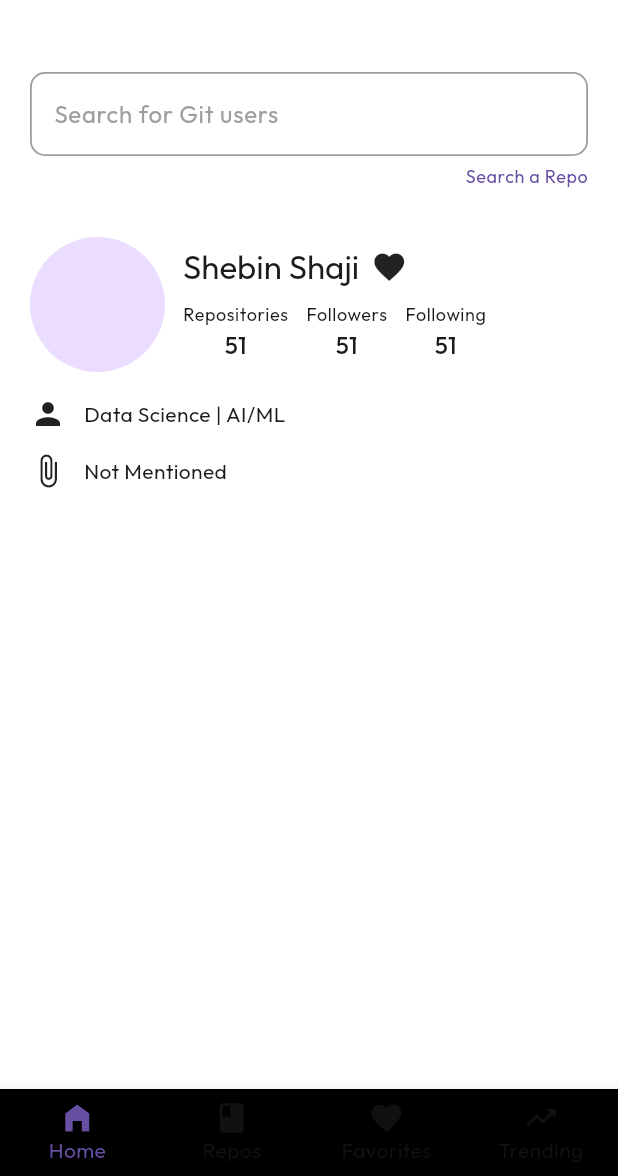
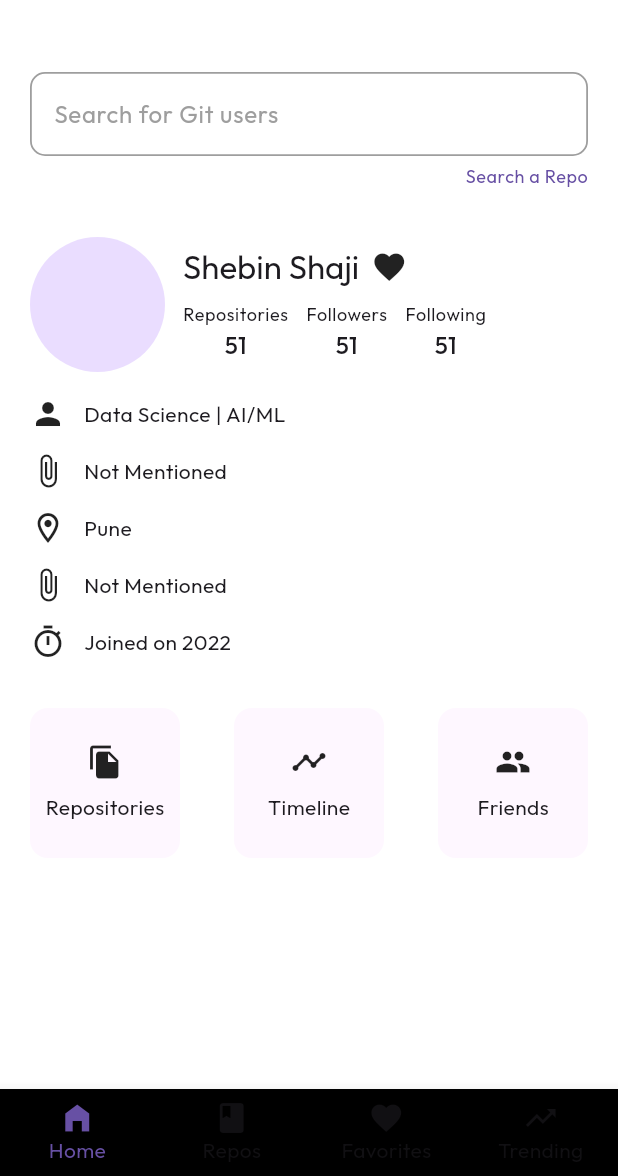
Before and after one commit to Shebin-shaji/gitspot, a Flutter app: the screen it shows after launch, on a phone screen of 412 x 824 dp, the part 60-1236 px from its top. Run offline on Flutter 3.47's test engine with Material 3 defaults, Android fonts, the phone set to English and light mode, and no system bars; our stand-ins replace flutter_riverpod, go_router, google_fonts.

Commit message:
feat: Add dedicated pages for user repositories, timeline, and friends with updated home screen UI and routing.

```diff
--- a/lib/main.dart
+++ b/lib/main.dart
@@ -3,7 +3,6 @@ import 'package:flutter_riverpod/flutter_riverpod.dart';
 import 'package:git_spot/view/config/app_theme.dart';
 import 'package:git_spot/view/config/theme_provider.dart';
 import 'package:git_spot/view/config/app_router.dart';
-import 'package:git_spot/view/features/splash/view/splash_screen.dart';
 
 void main() {
   runApp(const ProviderScope(child: MyApp()));
--- a/lib/view/config/app_router.dart
+++ b/lib/view/config/app_router.dart
@@ -7,19 +7,20 @@ import 'package:git_spot/view/features/repos/view/repos_screen.dart';
 import 'package:git_spot/view/features/favorites/view/favorites_screen.dart';
 import 'package:git_spot/view/features/trending/view/trending_screen.dart';
 import 'package:git_spot/view/shared/widgets/bottom_nav_bar.dart';
+import 'package:git_spot/view/features/home/view/user_repos.dart';
+import 'package:git_spot/view/features/home/view/time_line_page.dart';
+import 'package:git_spot/view/features/home/view/friends_page.dart';
 
 final GlobalKey<NavigatorState> _rootNavigatorKey = GlobalKey<NavigatorState>();
-final GlobalKey<NavigatorState> _shellNavigatorKey = GlobalKey<NavigatorState>();
+final GlobalKey<NavigatorState> _shellNavigatorKey =
+    GlobalKey<NavigatorState>();
 
 final appRouterProvider = Provider<GoRouter>((ref) {
   return GoRouter(
     navigatorKey: _rootNavigatorKey,
     initialLocation: '/',
     routes: [
-      GoRoute(
-        path: '/',
-        builder: (context, state) => const SplashScreen(),
-      ),
+      GoRoute(path: '/', builder: (context, state) => const SplashScreen()),
       ShellRoute(
         navigatorKey: _shellNavigatorKey,
         builder: (context, state, child) {
@@ -29,6 +30,20 @@ final appRouterProvider = Provider<GoRouter>((ref) {
           GoRoute(
             path: '/home',
             builder: (context, state) => const HomeScreen(),
+            routes: [
+              GoRoute(
+                path: 'user-repos',
+                builder: (context, state) => const UserRepos(),
+              ),
+              GoRoute(
+                path: 'timeline',
+                builder: (context, state) => const TimeLinePage(),
+              ),
+              GoRoute(
+                path: 'friends',
+                builder: (context, state) => const FriendsPage(),
+              ),
+            ],
           ),
           GoRoute(
             path: '/repos',
--- a/lib/view/features/home/view/home_main_view.dart
+++ b/lib/view/features/home/view/home_main_view.dart
@@ -1,8 +1,11 @@
 import 'package:flutter/material.dart';
 import 'package:flutter_riverpod/flutter_riverpod.dart';
+import 'package:git_spot/view/features/home/view_model/home_view_model.dart';
 import 'package:git_spot/view/config/theme_provider.dart';
 import 'package:git_spot/view/shared/widgets/custom_primary_app_bar.dart';
 import 'package:git_spot/view/shared/widgets/custom_primary_search_bar.dart';
+import 'package:git_spot/view/features/home/widgets/custom_column_widget_home.dart';
+import 'package:go_router/go_router.dart';
 
 class HomeMainView extends ConsumerWidget {
   const HomeMainView({super.key});
@@ -10,6 +13,7 @@ class HomeMainView extends ConsumerWidget {
   @override
   Widget build(BuildContext context, WidgetRef ref) {
     final theme = Theme.of(context);
+    final userProfileState = ref.watch(homeViewModelProvider);
 
     return SafeArea(
       child: Scaffold(
@@ -24,7 +28,9 @@ class HomeMainView extends ConsumerWidget {
             ),
           ],
         ),
-        body: Padding(
+        body: userProfileState.when(
+          data: (userProfile) {
+            return Padding(
               padding: const EdgeInsets.symmetric(horizontal: 20),
               child: Column(
                 children: [
@@ -46,10 +52,7 @@ class HomeMainView extends ConsumerWidget {
 
                   const SizedBox(height: 32),
 
-              SizedBox(
-                height: 250,
-                width: MediaQuery.of(context).size.width,
-                child: Column(
+                  Column(
                     children: [
                       Row(
                         children: [
@@ -62,7 +65,7 @@ class HomeMainView extends ConsumerWidget {
                               Row(
                                 children: [
                                   Text(
-                                  "Shebin Shaji",
+                                    userProfile.name,
                                     style: theme.textTheme.titleLarge,
                                   ),
                                   const SizedBox(width: 8),
@@ -79,17 +82,17 @@ class HomeMainView extends ConsumerWidget {
                                 children: [
                                   _StatItem(
                                     label: "Repositories",
-                                  value: "51",
+                                    value: userProfile.repositoriesCount,
                                   ),
                                   const SizedBox(width: 12),
                                   _StatItem(
                                     label: "Followers",
-                                  value: "51",
+                                    value: userProfile.followersCount,
                                   ),
                                   const SizedBox(width: 12),
                                   _StatItem(
                                     label: "Following",
-                                  value: "51",
+                                    value: userProfile.followingCount,
                                   ),
                                 ],
                               ),
@@ -100,51 +103,99 @@ class HomeMainView extends ConsumerWidget {
 
                       const SizedBox(height: 16),
 
-                    Row(
+                      Column(
+                        spacing: 14,
+                        crossAxisAlignment: .start,
                         children: [
-                        Icon(Icons.person, color: theme.iconTheme.color),
-                        const SizedBox(width: 12),
-                        Text(
-                          "Data Science | AI/ML",
-                          style: theme.textTheme.bodyMedium,
+                          CustomRowHome(
+                            theme: theme,
+                            title: userProfile.bio,
+                            icon: Icons.person,
                           ),
-                      ],
+                          CustomRowHome(
+                            theme: theme,
+                            title: userProfile.email,
+                            icon: Icons.attach_file_outlined,
                           ),
-
-                    const SizedBox(height: 14),
-
-                    Row(
-                      children: [
-                        Icon(Icons.attach_file_outlined,
-                            color: theme.iconTheme.color),
-                        const SizedBox(width: 12),
-                        Text(
-                          "Not Mentioned",
-                          style: theme.textTheme.bodyMedium,
+                          CustomRowHome(
+                            theme: theme,
+                            title: userProfile.location,
+                            icon: Icons.location_on_outlined,
+                          ),
+                          CustomRowHome(
+                            theme: theme,
+                            title: userProfile.link,
+                            icon: Icons.attach_file_outlined,
+                          ),
+                          CustomRowHome(
+                            theme: theme,
+                            title: userProfile.joinedDate,
+                            icon: Icons.timer_outlined,
                           ),
                         ],
                       ),
                     ],
                   ),
+                  SizedBox(height: 32),
+                  Row(
+                    mainAxisAlignment: .spaceBetween,
+                    children: [
+                      CustomColumnWidgetHome(
+                        title: "Repositories",
+                        icon: Icons.file_copy,
+                        onTap: () => context.go('/home/user-repos'),
+                      ),
+                      CustomColumnWidgetHome(
+                        title: "Timeline",
+                        icon: Icons.timeline,
+                        onTap: () => context.go('/home/timeline'),
+                      ),
+                      CustomColumnWidgetHome(
+                        title: "Friends",
+                        icon: Icons.group,
+                        onTap: () => context.go('/home/friends'),
                       ),
                     ],
                   ),
+                ],
+              ),
+            );
+          },
+          loading: () => const Center(child: CircularProgressIndicator()),
+          error: (error, stack) => Center(child: Text('Error: $error')),
         ),
       ),
     );
   }
 }
 
+class CustomRowHome extends StatelessWidget {
+  const CustomRowHome({super.key, required this.theme, this.title, this.icon});
 
+  final ThemeData theme;
+  final String? title;
+  final IconData? icon;
+
+  @override
+  Widget build(BuildContext context) {
+    return Row(
+      children: [
+        Icon(icon ?? Icons.person, color: theme.iconTheme.color),
+        const SizedBox(width: 12),
+        Text(
+          title ?? "Data Science | AI/ML",
+          style: theme.textTheme.bodyMedium,
+        ),
+      ],
+    );
+  }
+}
 
 class _StatItem extends StatelessWidget {
   final String label;
   final String value;
 
-  const _StatItem({
-    required this.label,
-    required this.value,
-  });
+  const _StatItem({required this.label, required this.value});
 
   @override
   Widget build(BuildContext context) {
--- /dev/null
+++ b/lib/view/features/home/view_model/home_view_model.dart
@@ -0,0 +1,36 @@
+import 'package:flutter_riverpod/flutter_riverpod.dart';
+import 'package:flutter_riverpod/legacy.dart';
+import 'package:git_spot/view/features/home/model/user_profile_model.dart';
+
+class HomeViewModel extends StateNotifier<AsyncValue<UserProfileModel>> {
+  HomeViewModel() : super(const AsyncValue.loading()) {
+    _loadUserProfile();
+  }
+
+  Future<void> _loadUserProfile() async {
+    // Simulate network delay
+    await Future.delayed(const Duration(seconds: 1));
+
+    // Simulate fetching data
+    state = AsyncValue.data(
+      UserProfileModel(
+        name: "Shebin Shaji",
+        avatarUrl:
+            "", // Just a placeholder, UI uses local asset or network image logic separately usually, but here we keep structure
+        repositoriesCount: "51",
+        followersCount: "51",
+        followingCount: "51",
+        bio: "Data Science | AI/ML",
+        location: "Pune",
+        joinedDate: "Joined on 2022",
+        email: "Not Mentioned",
+        link: "Not Mentioned",
+      ),
+    );
+  }
+}
+
+final homeViewModelProvider =
+    StateNotifierProvider<HomeViewModel, AsyncValue<UserProfileModel>>((ref) {
+      return HomeViewModel();
+    });
--- /dev/null
+++ b/lib/view/features/home/widgets/custom_column_widget_home.dart
@@ -0,0 +1,34 @@
+import 'package:flutter/material.dart';
+
+class CustomColumnWidgetHome extends StatelessWidget {
+  const CustomColumnWidgetHome({super.key, this.title, this.icon, this.onTap});
+
+  final String? title;
+  final IconData? icon;
+  final VoidCallback? onTap;
+
+  @override
+  Widget build(BuildContext context) {
+    final theme = Theme.of(context);
+    return InkWell(
+      onTap: onTap,
+      borderRadius: BorderRadius.circular(12),
+      child: Container(
+        height: 100,
+        width: 100,
+        decoration: BoxDecoration(
+          borderRadius: const BorderRadius.all(Radius.circular(12)),
+          color: theme.colorScheme.surface,
+        ),
+        child: Column(
+          mainAxisAlignment: MainAxisAlignment.center,
+          children: [
+            Icon(icon ?? Icons.file_copy, color: theme.iconTheme.color),
+            const SizedBox(height: 8),
+            Text(title ?? "Repositories", style: theme.textTheme.bodyMedium),
+          ],
+        ),
+      ),
+    );
+  }
+}
```
Also changed, not shown: lib/view/features/home/model/user_profile_model.dart (added, +25 -0 lines), lib/view/features/home/view/friends_page.dart (added, +60 -0 lines), lib/view/features/home/view/time_line_page.dart (added, +10 -0 lines), lib/view/features/home/view/user_repos.dart (added, +10 -0 lines), lib/view/features/home/widgets/profile_list_tile.dart (added, +71 -0 lines). Lines whose indentation alone changed are shown as unchanged.
